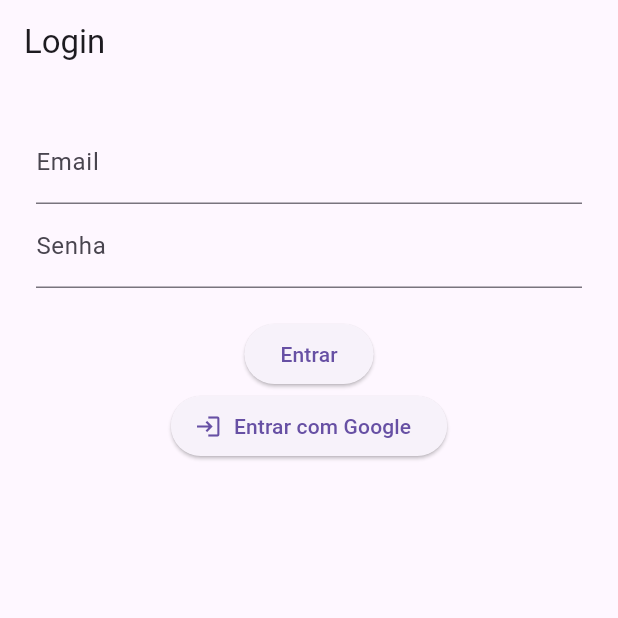
After one commit to HeribertoFMK/delivery_manager, a Flutter app: the screen it shows after launch, after a tap on "Entrar", on a phone screen of 412 x 824 dp, the top half of it. The commit adds this screen. Run offline on Flutter 3.47's test engine with Material 3 defaults, Android fonts, the light colour scheme and no system bars; our stand-ins replace firebase_auth, firebase_core, google_sign_in, logger; accounts and stored records are empty; network calls fail.

Commit message:
quinto commit acertado o projeto e sem erros

```diff
--- a/lib/main.dart
+++ b/lib/main.dart
@@ -1,50 +1,51 @@
 import 'package:flutter/material.dart';
+import 'package:provider/provider.dart';
+import 'services/auth_service.dart';
+import 'pages/login_screen.dart';
+import 'pages/register_screen.dart';
+import 'pages/home_screen.dart';
 import 'package:firebase_core/firebase_core.dart';
-import 'package:firebase_auth/firebase_auth.dart';
-
-import 'login_page.dart';
-import 'home_page.dart';
-import 'firebase_options.dart'; // gerado automaticamente pelo FlutterFire CLI
+import 'package:delivery_manager/utils/logger.dart'; // Ajuste para o caminho correto
+import 'firebase_options.dart'; // Certifique-se que este arquivo existe!
 
 void main() async {
   WidgetsFlutterBinding.ensureInitialized();
-  await Firebase.initializeApp(options: DefaultFirebaseOptions.currentPlatform);
-  runApp(const MyApp());
+  try {
+    // Altere esta linha para incluir as options
+    await Firebase.initializeApp(
+      options: DefaultFirebaseOptions.currentPlatform, // ← Esta é a chave!
+    );
+    runApp(
+      ChangeNotifierProvider(
+        create: (_) => AuthService(),
+        child: const DeliveryManagerApp(),
+      ),
+    );
+  } catch (e) {
+    logger.e("Erro crítico: $e");
+    runApp(
+      const MaterialApp(
+        home: Scaffold(
+          body: Center(child: Text('Erro ao inicializar o Firebase')),
+        ),
+      ),
+    );
+  }
 }
 
-class MyApp extends StatelessWidget {
-  const MyApp({super.key});
+class DeliveryManagerApp extends StatelessWidget {
+  const DeliveryManagerApp({super.key});
 
   @override
   Widget build(BuildContext context) {
     return MaterialApp(
       title: 'Delivery Manager',
-      theme: ThemeData(primarySwatch: Colors.deepPurple),
-      home: const AuthWrapper(),
-    );
-  }
-}
-
-class AuthWrapper extends StatelessWidget {
-  const AuthWrapper({super.key});
-
-  @override
-  Widget build(BuildContext context) {
-    return StreamBuilder<User?>(
-      stream: FirebaseAuth.instance.authStateChanges(),
-      builder: (context, snapshot) {
-        // Se o Firebase estiver carregando o estado de autenticação
-        if (snapshot.connectionState == ConnectionState.waiting) {
-          return const Center(child: CircularProgressIndicator());
-        }
-
-        // Se o usuário estiver logado
-        if (snapshot.hasData) {
-          return const HomePage();
-        }
-
-        // Se não estiver logado
-        return const LoginPage();
+      debugShowCheckedModeBanner: false,
+      initialRoute: '/login',
+      routes: {
+        '/login': (context) => const LoginScreen(),
+        '/register': (context) => const RegisterScreen(),
+        '/home': (context) => const HomeScreen(),
       },
     );
   }
--- /dev/null
+++ b/lib/pages/login_screen.dart
@@ -0,0 +1,80 @@
+import 'package:flutter/material.dart';
+import 'package:provider/provider.dart';
+import '../services/auth_service.dart';
+
+class LoginScreen extends StatefulWidget {
+  const LoginScreen({super.key});
+
+  @override
+  State<LoginScreen> createState() => _LoginScreenState();
+}
+
+class _LoginScreenState extends State<LoginScreen> {
+  final _email = TextEditingController();
+  final _password = TextEditingController();
+
+  @override
+  void dispose() {
+    _email.dispose();
+    _password.dispose();
+    super.dispose();
+  }
+
+  @override
+  Widget build(BuildContext context) {
+    return Scaffold(
+      appBar: AppBar(title: const Text('Login')),
+      body: Padding(
+        padding: const EdgeInsets.all(24),
+        child: Column(
+          children: [
+            TextField(
+              controller: _email,
+              decoration: const InputDecoration(labelText: 'Email'),
+            ),
+            TextField(
+              controller: _password,
+              decoration: const InputDecoration(labelText: 'Senha'),
+              obscureText: true,
+            ),
+            const SizedBox(height: 20),
+            // Botão de Login Regular
+            ElevatedButton(
+              onPressed: () async {
+                final auth = Provider.of<AuthService>(context, listen: false);
+                await auth.login(_email.text, _password.text);
+
+                if (!mounted) return;
+
+                if (auth.isLoggedIn) {
+                  // Ignora o lint APENAS nesta linha, após verificar mounted
+                  // ignore: use_build_context_synchronously
+                  Navigator.pushReplacementNamed(context, '/home');
+                }
+              },
+              child: const Text('Entrar'),
+            ),
+
+            // Botão de Login com Google
+            ElevatedButton.icon(
+              icon: const Icon(Icons.login),
+              label: const Text('Entrar com Google'),
+              onPressed: () async {
+                final auth = Provider.of<AuthService>(context, listen: false);
+                await auth.loginWithGoogle();
+
+                if (!mounted) return;
+
+                if (auth.isLoggedIn) {
+                  // Ignora o lint APENAS nesta linha
+                  // ignore: use_build_context_synchronously
+                  Navigator.pushReplacementNamed(context, '/home');
+                }
+              },
+            ),
+          ],
+        ),
+      ),
+    );
+  }
+}
--- /dev/null
+++ b/lib/routes/app_routes.dart
@@ -0,0 +1,14 @@
+import 'package:flutter/material.dart';
+import 'package:delivery_manager/pages/login_screen.dart';
+import 'package:delivery_manager/pages/home_screen.dart';
+import 'package:delivery_manager/pages/register_screen.dart';
+
+class AppRoutes {
+  static const initialRoute = '/login';
+
+  static final routes = <String, WidgetBuilder>{
+    '/login': (context) => const LoginScreen(),
+    '/home': (context) => const HomeScreen(),
+    '/register': (context) => const RegisterScreen(),
+  };
+}
--- a/lib/services/auth_service.dart
+++ b/lib/services/auth_service.dart
@@ -1,20 +1,38 @@
-import 'package:flutter/foundation.dart' show kIsWeb;
 import 'package:firebase_auth/firebase_auth.dart';
 import 'package:google_sign_in/google_sign_in.dart';
+import 'package:flutter/foundation.dart';
 
-class AuthService {
+class AuthService extends ChangeNotifier {
   final FirebaseAuth _auth = FirebaseAuth.instance;
 
-  // Login com email e senha
-  Future<User?> loginWithEmail(String email, String password) async {
+  User? get currentUser => _auth.currentUser;
+  bool get isLoggedIn => FirebaseAuth.instance.currentUser != null;
+
+  // Registrar com e-mail e senha
+  Future<void> register(String email, String password) async {
     try {
-      final credential = await _auth.signInWithEmailAndPassword(
+      await _auth.createUserWithEmailAndPassword(
         email: email,
         password: password,
       );
-      return credential.user;
-    } on FirebaseAuthException catch (e) {
-      throw Exception(e.message ?? 'Erro ao fazer login.');
+      notifyListeners();
+    } catch (e) {
+      debugPrint('Erro ao registrar: $e');
+      rethrow;
+    }
+  }
+
+  // Login com e-mail e senha
+  Future<void> login(String email, String password) async {
+    try {
+      await FirebaseAuth.instance.signInWithEmailAndPassword(
+        email: email,
+        password: password,
+      );
+      notifyListeners(); // ← Fundamental para atualizar a UI
+    } catch (e) {
+      debugPrint("Erro no login: $e");
+      rethrow;
     }
   }
 
@@ -26,7 +44,6 @@ class AuthService {
         GoogleAuthProvider googleProvider = GoogleAuthProvider();
         await _auth.signInWithPopup(googleProvider);
       } else {
-        // Mobile login
         final GoogleSignInAccount? googleUser = await GoogleSignIn().signIn();
         final GoogleSignInAuthentication googleAuth =
             await googleUser!.authentication;
@@ -42,4 +59,11 @@ class AuthService {
       rethrow;
     }
   }
+
+  // Logout
+  Future<void> logout() async {
+    await FirebaseAuth.instance.signOut();
+    await GoogleSignIn().signOut();
+    notifyListeners();
+  }
 }
--- a/pubspec.yaml
+++ b/pubspec.yaml
@@ -39,6 +39,7 @@ dependencies:
   cloud_firestore: ^5.6.7
   google_sign_in: ^6.1.5
   logger: ^2.0.2
+  provider: ^6.1.2
 
 
 dev_dependencies:
```
Also changed, not shown: lib/core/theme/app_colors.dart (added, +8 -0 lines), lib/core/theme/app_fonts.dart (added, +18 -0 lines), lib/core/theme/app_theme.dart (added, +21 -0 lines), lib/home_page.dart (deleted, +0 -29 lines), lib/login_page.dart (deleted, +0 -79 lines), lib/pages/home_screen.dart (added, +28 -0 lines), lib/pages/register_screen.dart (added, +81 -0 lines), pubspec.lock, 5 other files.
